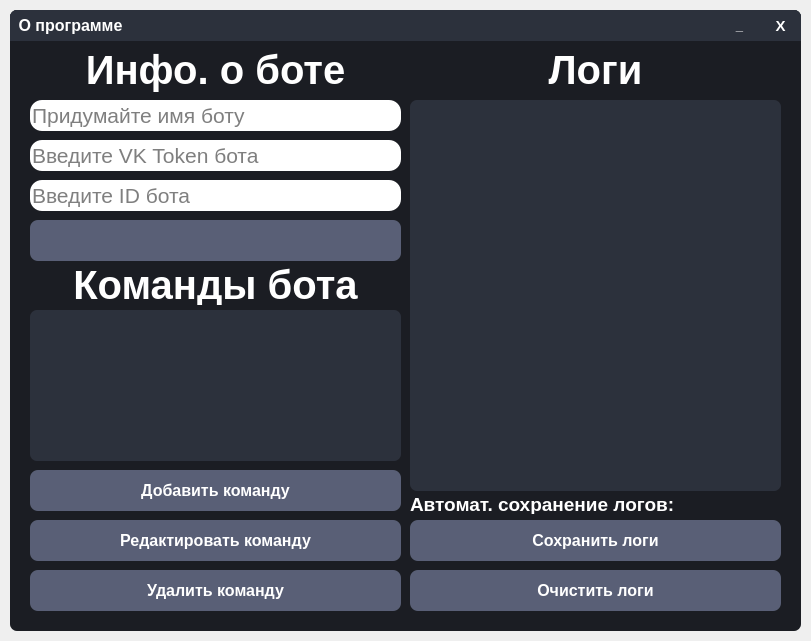
Before: the Qt Designer form VK_Bot/Main_Window/User_Bot_Menu_Window/user_bot_menu_window.ui in otaboyevsardorbek1/VK-Bot-ru, drawn with Qt 5.
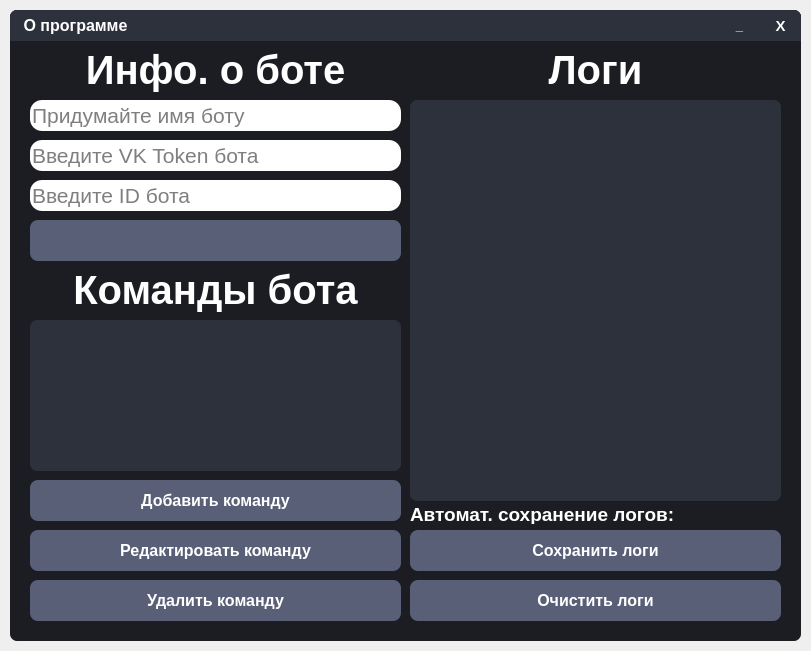
After: the same form once the commit is applied. Icons and pictures are not drawn.

Diff of the .ui file:
```diff
--- a/VK_Bot/Main_Window/User_Bot_Menu_Window/user_bot_menu_window.ui
+++ b/VK_Bot/Main_Window/User_Bot_Menu_Window/user_bot_menu_window.ui
@@ -7,7 +7,7 @@
     <x>0</x>
     <y>0</y>
     <width>811</width>
-    <height>641</height>
+    <height>651</height>
    </rect>
   </property>
   <property name="windowTitle">
@@ -19,7 +19,7 @@
      <x>10</x>
      <y>10</y>
      <width>791</width>
-     <height>621</height>
+     <height>631</height>
     </rect>
    </property>
    <property name="styleSheet">
@@ -304,7 +304,7 @@
       <rect>
        <x>0</x>
        <y>0</y>
-       <width>121</width>
+       <width>131</width>
        <height>31</height>
       </rect>
      </property>
@@ -321,6 +321,7 @@
      <property name="styleSheet">
       <string notr="true">QPushButton{
 	color: white;
+	border: none;
 	border-top-left-radius: 7px;
 	background-color: #2C313C;
 }
@@ -431,7 +432,7 @@
     <property name="geometry">
      <rect>
       <x>400</x>
-      <y>484</y>
+      <y>494</y>
       <width>281</width>
       <height>20</height>
      </rect>
@@ -454,7 +455,7 @@
     <property name="geometry">
      <rect>
       <x>678</x>
-      <y>487</y>
+      <y>497</y>
       <width>20</width>
       <height>21</height>
      </rect>
@@ -605,7 +606,7 @@
     <property name="geometry">
      <rect>
       <x>400</x>
-      <y>560</y>
+      <y>570</y>
       <width>371</width>
       <height>41</height>
      </rect>
@@ -643,7 +644,7 @@
     <property name="geometry">
      <rect>
       <x>400</x>
-      <y>510</y>
+      <y>520</y>
       <width>371</width>
       <height>41</height>
      </rect>
@@ -721,7 +722,7 @@
       <x>400</x>
       <y>90</y>
       <width>371</width>
-      <height>391</height>
+      <height>401</height>
      </rect>
     </property>
     <property name="font">
@@ -819,7 +820,7 @@
     <property name="geometry">
      <rect>
       <x>20</x>
-      <y>560</y>
+      <y>570</y>
       <width>371</width>
       <height>41</height>
      </rect>
@@ -857,7 +858,7 @@
     <property name="geometry">
      <rect>
       <x>20</x>
-      <y>300</y>
+      <y>310</y>
       <width>371</width>
       <height>151</height>
      </rect>
@@ -957,7 +958,7 @@
       <x>20</x>
       <y>254</y>
       <width>371</width>
-      <height>41</height>
+      <height>51</height>
      </rect>
     </property>
     <property name="sizePolicy">
@@ -993,7 +994,7 @@
     <property name="geometry">
      <rect>
       <x>20</x>
-      <y>510</y>
+      <y>520</y>
       <width>371</width>
       <height>41</height>
      </rect>
@@ -1031,7 +1032,7 @@
     <property name="geometry">
      <rect>
       <x>20</x>
-      <y>460</y>
+      <y>470</y>
       <width>371</width>
       <height>41</height>
      </rect>
```
